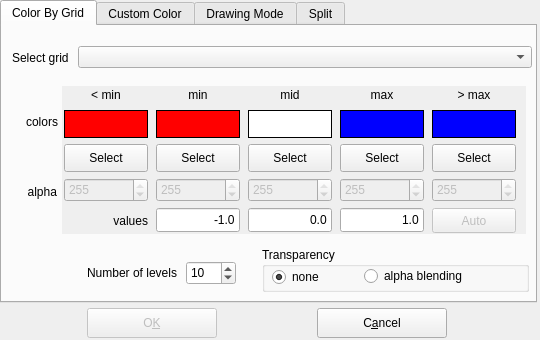
Old version of the form source/VIEW/DIALOGS/modifyRepresentationDialog.ui in the repository BALL-Project/ball.
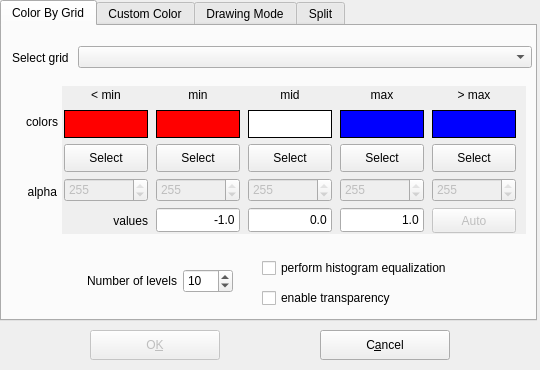
New version of the form.

Patch:
```diff
--- a/source/VIEW/DIALOGS/modifyRepresentationDialog.ui
+++ b/source/VIEW/DIALOGS/modifyRepresentationDialog.ui
@@ -9,13 +9,13 @@
     <x>0</x>
     <y>0</y>
     <width>540</width>
-    <height>340</height>
+    <height>370</height>
    </rect>
   </property>
   <property name="minimumSize" >
    <size>
     <width>540</width>
-    <height>340</height>
+    <height>370</height>
    </size>
   </property>
   <property name="maximumSize" >
@@ -33,8 +33,8 @@
    </property>
    <property name="geometry" >
     <rect>
-     <x>87</x>
-     <y>308</y>
+     <x>90</x>
+     <y>330</y>
      <width>130</width>
      <height>30</height>
     </rect>
@@ -75,8 +75,8 @@
   <widget class="QPushButton" name="cancel_button" >
    <property name="geometry" >
     <rect>
-     <x>317</x>
-     <y>308</y>
+     <x>320</x>
+     <y>330</y>
      <width>130</width>
      <height>30</height>
     </rect>
@@ -117,7 +117,7 @@
      <x>0</x>
      <y>0</y>
      <width>537</width>
-     <height>303</height>
+     <height>321</height>
     </rect>
    </property>
    <property name="sizePolicy" >
@@ -132,34 +132,6 @@
     <attribute name="title" >
      <string>Color By Grid</string>
     </attribute>
-    <widget class="QSpinBox" name="levels_box" >
-     <property name="geometry" >
-      <rect>
-       <x>184</x>
-       <y>235</y>
-       <width>50</width>
-       <height>24</height>
-      </rect>
-     </property>
-     <property name="minimumSize" >
-      <size>
-       <width>30</width>
-       <height>24</height>
-      </size>
-     </property>
-     <property name="maximumSize" >
-      <size>
-       <width>50</width>
-       <height>24</height>
-      </size>
-     </property>
-     <property name="toolTip" >
-      <string>Number of interpolated colors</string>
-     </property>
-     <property name="value" >
-      <number>10</number>
-     </property>
-    </widget>
     <widget class="QWidget" name="layout106" >
      <property name="geometry" >
       <rect>
@@ -205,70 +177,6 @@
       </item>
      </layout>
     </widget>
-    <widget class="QGroupBox" name="transparency_group_grid" >
-     <property name="geometry" >
-      <rect>
-       <x>260</x>
-       <y>221</y>
-       <width>267</width>
-       <height>45</height>
-      </rect>
-     </property>
-     <property name="toolTip" >
-      <string/>
-     </property>
-     <property name="title" >
-      <string>Transparency</string>
-     </property>
-     <widget class="QRadioButton" name="none_button_grid" >
-      <property name="geometry" >
-       <rect>
-        <x>10</x>
-        <y>20</y>
-        <width>62</width>
-        <height>20</height>
-       </rect>
-      </property>
-      <property name="sizePolicy" >
-       <sizepolicy>
-        <hsizetype>0</hsizetype>
-        <vsizetype>0</vsizetype>
-        <horstretch>0</horstretch>
-        <verstretch>0</verstretch>
-       </sizepolicy>
-      </property>
-      <property name="text" >
-       <string>none</string>
-      </property>
-      <property name="checked" >
-       <bool>true</bool>
-      </property>
-     </widget>
-     <widget class="QRadioButton" name="alpha_button_grid" >
-      <property name="geometry" >
-       <rect>
-        <x>102</x>
-        <y>19</y>
-        <width>151</width>
-        <height>20</height>
-       </rect>
-      </property>
-      <property name="sizePolicy" >
-       <sizepolicy>
-        <hsizetype>0</hsizetype>
-        <vsizetype>0</vsizetype>
-        <horstretch>0</horstretch>
-        <verstretch>0</verstretch>
-       </sizepolicy>
-      </property>
-      <property name="toolTip" >
-       <string>If you use alpha-blending, dont forget to reduce the alpha channel</string>
-      </property>
-      <property name="text" >
-       <string>alpha blending</string>
-      </property>
-     </widget>
-    </widget>
     <widget class="QWidget" name="layout109" >
      <property name="geometry" >
       <rect>
@@ -2192,32 +2100,92 @@
       <set>Qt::AlignRight|Qt::AlignTrailing|Qt::AlignVCenter</set>
      </property>
     </widget>
-    <widget class="QLabel" name="TextLabel7" >
+    <widget class="QWidget" name="" >
      <property name="geometry" >
       <rect>
-       <x>25</x>
-       <y>236</y>
-       <width>150</width>
-       <height>22</height>
+       <x>10</x>
+       <y>240</y>
+       <width>221</width>
+       <height>31</height>
       </rect>
      </property>
-     <property name="minimumSize" >
-      <size>
-       <width>0</width>
-       <height>22</height>
-      </size>
+     <layout class="QHBoxLayout" >
+      <property name="margin" >
+       <number>0</number>
+      </property>
+      <property name="spacing" >
+       <number>6</number>
+      </property>
+      <item>
+       <widget class="QLabel" name="TextLabel7" >
+        <property name="minimumSize" >
+         <size>
+          <width>0</width>
+          <height>22</height>
+         </size>
+        </property>
+        <property name="maximumSize" >
+         <size>
+          <width>32767</width>
+          <height>22</height>
+         </size>
+        </property>
+        <property name="text" >
+         <string>Number of levels</string>
+        </property>
+        <property name="alignment" >
+         <set>Qt::AlignRight|Qt::AlignTrailing|Qt::AlignVCenter</set>
+        </property>
+       </widget>
+      </item>
+      <item>
+       <widget class="QSpinBox" name="levels_box" >
+        <property name="minimumSize" >
+         <size>
+          <width>30</width>
+          <height>24</height>
+         </size>
+        </property>
+        <property name="maximumSize" >
+         <size>
+          <width>50</width>
+          <height>24</height>
+         </size>
+        </property>
+        <property name="toolTip" >
+         <string>Number of interpolated colors</string>
+        </property>
+        <property name="value" >
+         <number>10</number>
+        </property>
+       </widget>
+      </item>
+     </layout>
+    </widget>
+    <widget class="QCheckBox" name="normalization" >
+     <property name="geometry" >
+      <rect>
+       <x>260</x>
+       <y>230</y>
+       <width>261</width>
+       <height>24</height>
+      </rect>
      </property>
-     <property name="maximumSize" >
-      <size>
-       <width>32767</width>
-       <height>22</height>
-      </size>
-     </property>
      <property name="text" >
-      <string>Number of levels</string>
+      <string>perform histogram equalization</string>
      </property>
-     <property name="alignment" >
-      <set>Qt::AlignRight|Qt::AlignTrailing|Qt::AlignVCenter</set>
+    </widget>
+    <widget class="QCheckBox" name="grid_transparency" >
+     <property name="geometry" >
+      <rect>
+       <x>260</x>
+       <y>260</y>
+       <width>261</width>
+       <height>24</height>
+      </rect>
+     </property>
+     <property name="text" >
+      <string>enable transparency</string>
      </property>
     </widget>
    </widget>
```
Left out of the diff: 1 changed line with no effect on the pictures.
